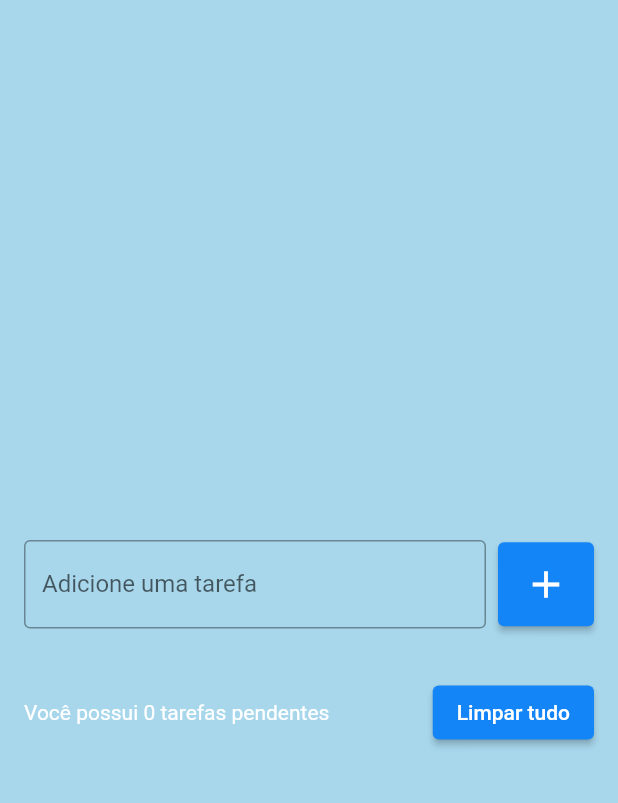
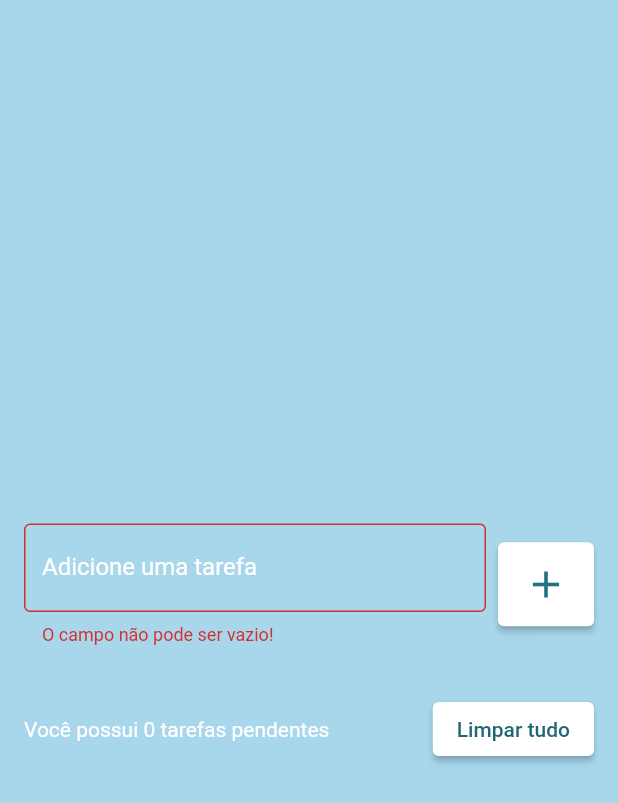
Before and after one commit to GeovaneReboucas/todoApp, a Flutter app: the screen it shows after launch, after a tap on the "add" icon, on a phone screen of 412 x 824 dp. Shown: the top 803 px of the screen. Run offline on Flutter 3.47's test engine with Material 2 defaults, Android fonts, the phone set to English and light mode, and no system bars; our stand-ins replace flutter_slidable, shared_preferences.

```diff
--- a/lib/main.dart
+++ b/lib/main.dart
@@ -8,13 +8,29 @@ void main() {
 class MyApp extends StatelessWidget {
   const MyApp({Key? key}) : super(key: key);
 
+  static MaterialColor white = const MaterialColor(
+    0xFFFFFFFF,
+    const <int, Color>{
+      50: const Color(0xFFFFFFFF),
+      100: const Color(0xFFFFFFFF),
+      200: const Color(0xFFFFFFFF),
+      300: const Color(0xFFFFFFFF),
+      400: const Color(0xFFFFFFFF),
+      500: const Color(0xFFFFFFFF),
+      600: const Color(0xFFFFFFFF),
+      700: const Color(0xFFFFFFFF),
+      800: const Color(0xFFFFFFFF),
+      900: const Color(0xFFFFFFFF),
+    },
+  );
+
   @override
   Widget build(BuildContext context) {
     return MaterialApp(
       debugShowCheckedModeBanner: false,
-      title: "Widget TextField",
+      title: "Lista de Tarefas",
       theme: ThemeData(
-        primaryColor: Colors.redAccent,
+        primarySwatch: white,
       ),
       home: TodoListPage(),
     );
--- a/lib/models/todo.dart
+++ b/lib/models/todo.dart
@@ -1,7 +1,17 @@
-class Todo{
+class Todo {
+  Todo({required this.title, required this.dateTime});
 
-  Todo({required this.title, required this.dateTime});
+  Todo.fromJson(Map<String, dynamic> json)
+      : title = json['title'],
+        dateTime = DateTime.parse(json['dateTime']);
+
   String title;
   DateTime dateTime;
 
+  Map<String, dynamic> toJson() {
+    return {
+      'title': title,
+      'dateTime': dateTime.toIso8601String(),
+    };
+  }
 }
--- a/lib/pages/todo_list_page.dart
+++ b/lib/pages/todo_list_page.dart
@@ -1,7 +1,6 @@
-// import 'dart:html';
-
 import 'package:flutter/material.dart';
 import 'package:lista_tarefas/models/todo.dart';
+import 'package:lista_tarefas/repositories/todo_repository.dart';
 import 'package:lista_tarefas/widgets/Todo_list_item.dart';
 
 class TodoListPage extends StatefulWidget {
@@ -17,7 +16,20 @@ class _TodoListPageState extends State<TodoListPage> {
   Todo? deletedTodo;
   int? deletedTodoPos;
 
+  String? errorText = null;
+
   final TextEditingController todoController = TextEditingController();
+  final TodoRepository todoRepository = TodoRepository();
+
+  @override
+  void initState() {
+    super.initState();
+    todoRepository.getTodoList().then((value) {
+      setState(() {
+        todos = value;
+      });
+    });
+  }
 
   void onDelete(Todo todo) {
     deletedTodo = todo;
@@ -26,6 +38,7 @@ class _TodoListPageState extends State<TodoListPage> {
     setState(() {
       todos.remove(todo);
     });
+    todoRepository.saveTodoList(todos);
 
     ScaffoldMessenger.of(context).clearSnackBars();
     ScaffoldMessenger.of(context).showSnackBar(
@@ -37,11 +50,12 @@ class _TodoListPageState extends State<TodoListPage> {
         backgroundColor: Colors.white,
         action: SnackBarAction(
           label: 'Desfazer',
-          textColor: const Color(0xff00b5f4),
+          textColor: const Color.fromARGB(255, 33, 102, 116),
           onPressed: () {
             setState(() {
               todos.insert(deletedTodoPos!, deletedTodo!);
             });
+            todoRepository.saveTodoList(todos);
           },
         ),
         duration: const Duration(seconds: 3),
@@ -54,15 +68,15 @@ class _TodoListPageState extends State<TodoListPage> {
       context: context,
       builder: (context) => AlertDialog(
         title: const Text('Limpar tudo?'),
-        content: const Text(
-            'A confirmação deste campo apagará toda lista de tarefas.'),
+        content:
+            const Text('A confirmação deste campo apagará todas as tarefas.'),
         actions: [
           TextButton(
             onPressed: () {
               Navigator.of(context).pop();
             },
             style: TextButton.styleFrom(
-              primary: Color(0xFF1485F7),
+              primary: Color.fromARGB(255, 33, 102, 116),
             ),
             child: Text('Cancelar'),
           ),
@@ -85,6 +99,7 @@ class _TodoListPageState extends State<TodoListPage> {
     setState(() {
       todos.clear();
     });
+    todoRepository.saveTodoList(todos);
   }
 
   @override
@@ -107,12 +122,20 @@ class _TodoListPageState extends State<TodoListPage> {
                         color: Colors.white,
                       ),
                       cursorColor: Colors.white,
-                      decoration: const InputDecoration(
+                      decoration: InputDecoration(
+                        enabledBorder: OutlineInputBorder(
+                            borderSide: BorderSide(
+                          color: Colors.white,
+                        )),
                         border: OutlineInputBorder(),
                         labelText: 'Adicione uma tarefa',
-                        // labelStyle: TextStyle(color: Colors.white),
-                        // fillColor: Colors.white,
+                        labelStyle: TextStyle(color: Colors.white),
+                        focusedBorder: OutlineInputBorder(
+                            borderSide: BorderSide(
+                          color: Colors.white,
+                        )),
                         hintText: 'Ex: Estudar flutter',
+                        errorText: errorText,
                         hintStyle: TextStyle(
                             color: Color.fromARGB(255, 160, 160, 160)),
                       ),
@@ -124,25 +147,34 @@ class _TodoListPageState extends State<TodoListPage> {
                   ElevatedButton(
                     onPressed: () {
                       String text = todoController.text;
-                      bool verificationText = text.isNotEmpty && text[0] != ' ';
+                      bool verificationText = text.isEmpty || text[0] == ' ';
 
                       if (verificationText) {
                         setState(() {
-                          Todo newTodo = Todo(
-                            title: text,
-                            dateTime: DateTime.now(),
-                          );
-                          todos.add(newTodo);
+                          errorText = 'O campo não pode ser vazio!';
+                          todoController.clear();
                         });
+                        return;
                       }
+
+                      setState(() {
+                        Todo newTodo = Todo(
+                          title: text,
+                          dateTime: DateTime.now(),
+                        );
+                        todos.add(newTodo);
+                        errorText = null;
+                      });
                       todoController.clear();
+                      todoRepository.saveTodoList(todos);
                     },
                     style: ElevatedButton.styleFrom(
-                      primary: Color(0xFF1485F7),
+                      primary: Colors.white,
                       padding: const EdgeInsets.all(13),
                     ),
                     child: const Icon(
                       Icons.add,
+                      color: Color.fromARGB(255, 31, 114, 133),
                       size: 30,
                     ),
                   ),
@@ -175,9 +207,9 @@ class _TodoListPageState extends State<TodoListPage> {
                   ),
                   ElevatedButton(
                     onPressed: showDeletedAll,
-                    child: const Text('Limpar tudo'),
+                    child: const Text('Limpar tudo', style: TextStyle(color: Color.fromARGB(255, 33, 102, 116)),),
                     style: ElevatedButton.styleFrom(
-                      primary: const Color(0xFF1485F7),
+                      primary: const Color(0xFFFFFFFF),
                     ),
                   ),
                 ],
--- /dev/null
+++ b/lib/repositories/todo_repository.dart
@@ -0,0 +1,33 @@
+import 'dart:convert';
+
+import 'package:lista_tarefas/models/todo.dart';
+import 'package:shared_preferences/shared_preferences.dart';
+
+const todoListKey = 'todo_list';
+
+class TodoRepository{
+  // TodoRepository() {
+  //   SharedPreferences.getInstance().then((value) {
+  //     sharedPreferences = value;
+  //     print(sharedPreferences.getString('todo_list'));
+  //   });
+  // }
+
+  late SharedPreferences sharedPreferences;
+
+  Future<List<Todo>> getTodoList() async {
+    sharedPreferences = await SharedPreferences.getInstance();
+    final String jsonString = sharedPreferences.getString(todoListKey) ?? '[]' ;
+    final List jsonDecoded = json.decode(jsonString) as List;
+    return jsonDecoded.map((e) => Todo.fromJson(e)).toList();
+  }
+
+  void saveTodoList(List<Todo> todos){
+    final String jsonString = json.encode(todos);
+    sharedPreferences.setString(todoListKey, jsonString);
+
+  }
+
+
+
+}
--- a/pubspec.yaml
+++ b/pubspec.yaml
@@ -36,6 +36,7 @@ dependencies:
   cupertino_icons: ^1.0.2
   intl:
   flutter_slidable: ^1.2.0
+  shared_preferences: ^2.0.13
 
 
 dev_dependencies:
```
Also changed, not shown: pubspec.lock, 1 other file.
